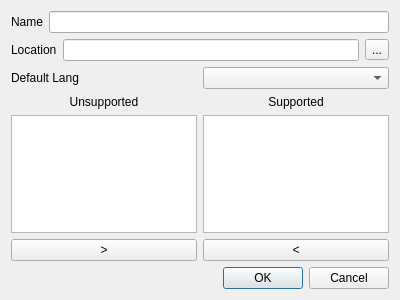
Before: the Qt Designer form src/DialogCreateProject.ui in Glordim/Translator, drawn with Qt 5.
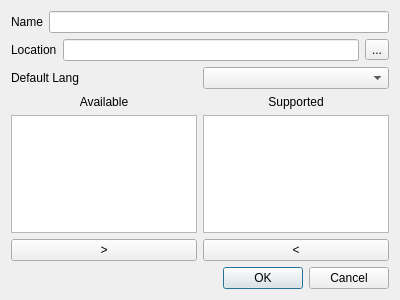
After: the same form once the commit is applied.

Commit message: Multiple fix in Project Setting popup.

```diff
--- a/src/DialogCreateProject.ui
+++ b/src/DialogCreateProject.ui
@@ -78,7 +78,7 @@
      <item row="0" column="0">
       <widget class="QLabel" name="label_4">
        <property name="text">
-        <string>Unsupported</string>
+        <string>Available</string>
        </property>
        <property name="alignment">
         <set>Qt::AlignCenter</set>
```
Left out of the diff: 36 changed lines with no effect on the pictures. The commit also changes 2 other files.
